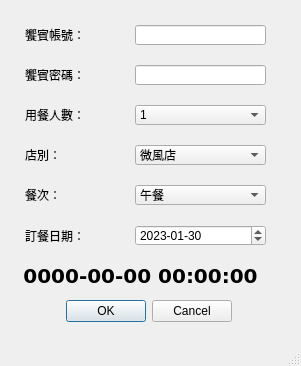
Qt form GUI/order.ui (albert199577/INPARADISE) before a commit.
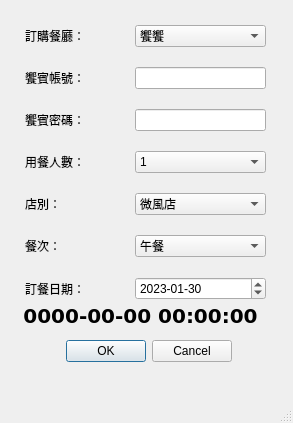
The same form after that commit.

Commit message: feat: add SUNRISE  when order GUI

What changed in the file:
```diff
--- a/GUI/order.ui
+++ b/GUI/order.ui
@@ -6,8 +6,8 @@
    <rect>
     <x>0</x>
     <y>0</y>
-    <width>301</width>
-    <height>366</height>
+    <width>293</width>
+    <height>423</height>
    </rect>
   </property>
   <property name="windowTitle">
@@ -20,7 +20,7 @@
       <x>10</x>
       <y>10</y>
       <width>271</width>
-      <height>251</height>
+      <height>366</height>
      </rect>
     </property>
     <layout class="QFormLayout" name="formLayout">
@@ -42,24 +42,24 @@
      <property name="bottomMargin">
       <number>15</number>
      </property>
-     <item row="0" column="0">
+     <item row="1" column="0">
       <widget class="QLabel" name="label_account">
        <property name="text">
         <string>饗賓帳號：</string>
        </property>
       </widget>
      </item>
-     <item row="0" column="1">
+     <item row="1" column="1">
       <widget class="QLineEdit" name="line_account"/>
      </item>
-     <item row="1" column="0">
+     <item row="2" column="0">
       <widget class="QLabel" name="label_password">
        <property name="text">
         <string>饗賓密碼：</string>
        </property>
       </widget>
      </item>
-     <item row="1" column="1">
+     <item row="2" column="1">
       <widget class="QLineEdit" name="line_password">
        <property name="layoutDirection">
         <enum>Qt::LeftToRight</enum>
@@ -72,14 +72,14 @@
        </property>
       </widget>
      </item>
-     <item row="2" column="0">
+     <item row="3" column="0">
       <widget class="QLabel" name="label_peoples">
        <property name="text">
         <string>用餐人數：</string>
        </property>
       </widget>
      </item>
-     <item row="2" column="1">
+     <item row="3" column="1">
       <widget class="QComboBox" name="comboBox_peoples">
        <property name="layoutDirection">
         <enum>Qt::LeftToRight</enum>
@@ -141,14 +141,14 @@
        </item>
       </widget>
      </item>
-     <item row="3" column="0">
+     <item row="4" column="0">
       <widget class="QLabel" name="label_store">
        <property name="text">
         <string>店別：</string>
        </property>
       </widget>
      </item>
-     <item row="3" column="1">
+     <item row="4" column="1">
       <widget class="QComboBox" name="comboBox_store">
        <property name="layoutDirection">
         <enum>Qt::LeftToRight</enum>
@@ -177,14 +177,14 @@
        </item>
       </widget>
      </item>
-     <item row="4" column="0">
+     <item row="5" column="0">
       <widget class="QLabel" name="label_eat_time">
        <property name="text">
         <string>餐次：</string>
        </property>
       </widget>
      </item>
-     <item row="4" column="1">
+     <item row="5" column="1">
       <widget class="QComboBox" name="comboBox_eat_time">
        <property name="layoutDirection">
         <enum>Qt::LeftToRight</enum>
@@ -221,14 +221,14 @@
        </item>
       </widget>
      </item>
-     <item row="5" column="0">
+     <item row="6" column="0">
       <widget class="QLabel" name="label_order_date">
        <property name="text">
         <string>訂餐日期：</string>
        </property>
       </widget>
      </item>
-     <item row="5" column="1">
+     <item row="6" column="1">
       <widget class="QDateEdit" name="dateEdit_order_date">
        <property name="displayFormat">
         <string>yyyy-MM-dd</string>
@@ -242,13 +242,52 @@
        </property>
       </widget>
      </item>
+     <item row="0" column="0">
+      <widget class="QLabel" name="Label_restaurant">
+       <property name="text">
+        <string>訂購餐廳：</string>
+       </property>
+      </widget>
+     </item>
+     <item row="0" column="1">
+      <widget class="QComboBox" name="comboBox_restaurant">
+       <property name="layoutDirection">
+        <enum>Qt::LeftToRight</enum>
+       </property>
+       <property name="inputMethodHints">
+        <set>Qt::ImhLowercaseOnly</set>
+       </property>
+       <property name="currentText">
+        <string>饗饗</string>
+       </property>
+       <property name="iconSize">
+        <size>
+         <width>16</width>
+         <height>16</height>
+        </size>
+       </property>
+       <property name="duplicatesEnabled">
+        <bool>false</bool>
+       </property>
+       <item>
+        <property name="text">
+         <string>饗饗</string>
+        </property>
+       </item>
+       <item>
+        <property name="text">
+         <string>旭集</string>
+        </property>
+       </item>
+      </widget>
+     </item>
     </layout>
    </widget>
    <widget class="QDialogButtonBox" name="buttonBox">
     <property name="geometry">
      <rect>
       <x>30</x>
-      <y>300</y>
+      <y>340</y>
       <width>237</width>
       <height>23</height>
      </rect>
@@ -264,7 +303,7 @@
     <property name="geometry">
      <rect>
       <x>10</x>
-      <y>260</y>
+      <y>300</y>
       <width>261</width>
       <height>31</height>
      </rect>
```
Left out of the diff: 4 changed lines with no effect on the pictures. The commit also changes 3 other files.
